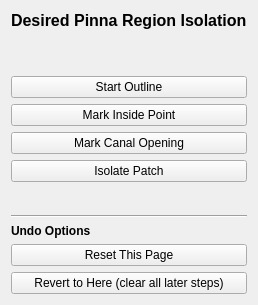
This is Resources/UI/page_pinna_draw.ui in thomasjames3/SlicerScutumGraftLocator as Qt 5 draws it before an edit. The edited form follows.
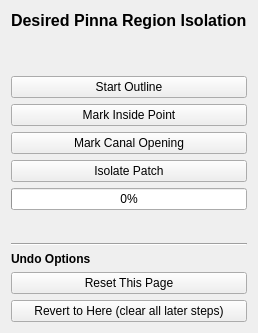
This is the edited form.

What changed in the file:
```diff
--- a/Resources/UI/page_pinna_draw.ui
+++ b/Resources/UI/page_pinna_draw.ui
@@ -72,6 +72,13 @@
      </property>
     </widget>
    </item>
+   <item>
+    <widget class="QProgressBar" name="progressBar">
+     <property name="value">
+      <number>0</number>
+     </property>
+    </widget>
+   </item>
    <item>
     <widget class="QLabel" name="statusLabel">
      <property name="text">
```
